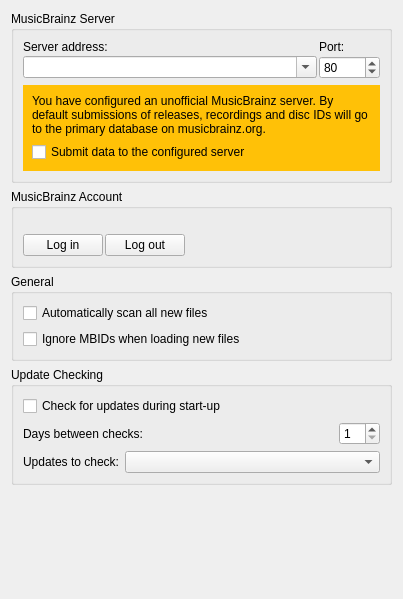
Before: the Qt Designer form ui/options_general.ui in metabrainz/picard, drawn with Qt 5.
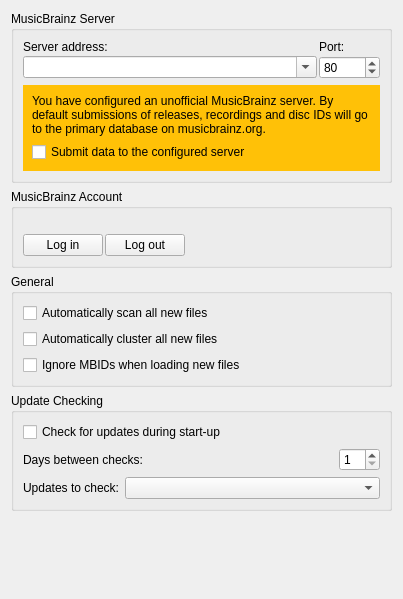
After: the same form once the commit is applied.

Commit message: PICARD-226: Option to cluster added files automatically

```diff
--- a/ui/options_general.ui
+++ b/ui/options_general.ui
@@ -168,6 +168,13 @@
         </property>
        </widget>
       </item>
+      <item>
+       <widget class="QCheckBox" name="cluster_new_files">
+        <property name="text">
+         <string>Automatically cluster all new files</string>
+        </property>
+       </widget>
+      </item>
       <item>
        <widget class="QCheckBox" name="ignore_file_mbids">
         <property name="text">
```
The commit also changes 3 other files.
